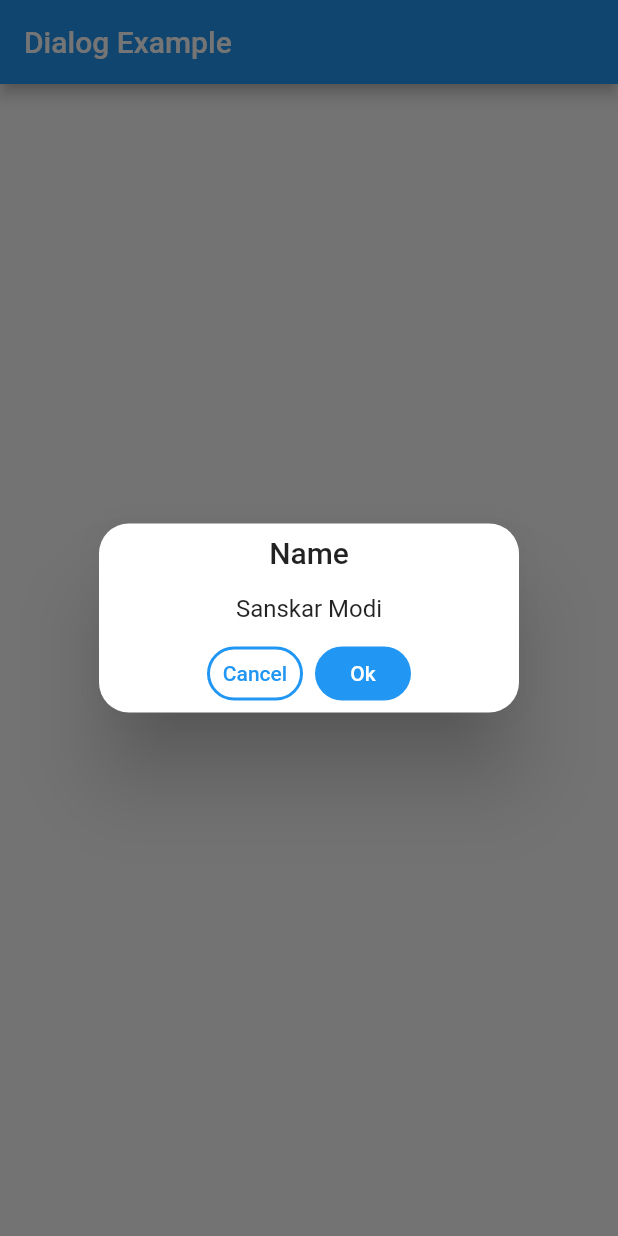
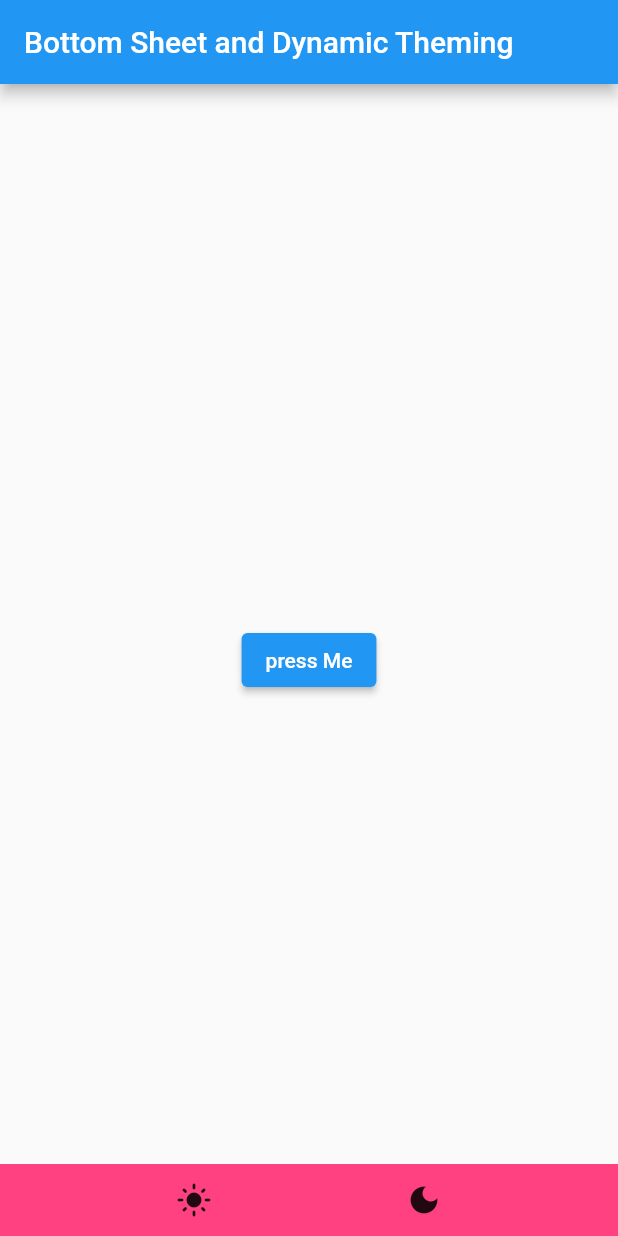
Before and after one commit to SanskarModi22/Flutter_GetX, a Flutter app: the screen it shows after launch, after a tap on "press Me", on a phone screen of 412 x 824 dp. Run offline on Flutter 3.47's test engine with Material 2 defaults, Android fonts, the phone set to English and light mode, and no system bars; our stand-ins replace get.

Commit message:
Bottom Sheet and dynamic theme changing

```diff
--- /dev/null
+++ b/lib/bottom_sheet_dynamic_theme.dart
@@ -0,0 +1,47 @@
+import 'package:flutter/material.dart';
+import 'package:get/get.dart';
+
+class Bottomsheet extends StatelessWidget {
+  const Bottomsheet({Key? key}) : super(key: key);
+
+  @override
+  Widget build(BuildContext context) {
+    return Scaffold(
+      appBar: AppBar(
+        title: Text("Bottom Sheet and Dynamic Theming"),
+      ),
+      body: Center(
+        child: Container(
+          child: ElevatedButton(
+            child: Text("press Me"),
+            onPressed: () {
+              Get.bottomSheet(
+                Container(
+                  child: Row(
+                    mainAxisAlignment: MainAxisAlignment.spaceEvenly,
+                    children: [
+                      IconButton(
+                        onPressed: () => Get.changeTheme(
+                          ThemeData.light(),
+                        ),
+                        icon: Icon(Icons.light_mode),
+                      ),
+                      IconButton(
+                        onPressed: () => Get.changeTheme(
+                          ThemeData.dark(),
+                        ),
+                        icon: Icon(Icons.dark_mode),
+                      )
+                    ],
+                  ),
+                ),
+                barrierColor: Colors.transparent,
+                backgroundColor: Colors.pinkAccent[200],
+              );
+            },
+          ),
+        ),
+      ),
+    );
+  }
+}
--- a/lib/main.dart
+++ b/lib/main.dart
@@ -2,6 +2,7 @@ import 'package:flutter/material.dart';
 import 'package:flutter_getx/snackbar.dart';
 import 'package:get/get.dart';
 
+import 'bottom_sheet_dynamic_theme.dart';
 import 'dialog.dart';
 
 void main() {
@@ -20,7 +21,7 @@ class MyApp extends StatelessWidget {
 
         primarySwatch: Colors.blue,
       ),
-      home: Dialoge(),
+      home: Bottomsheet(),
     );
   }
 }
```
